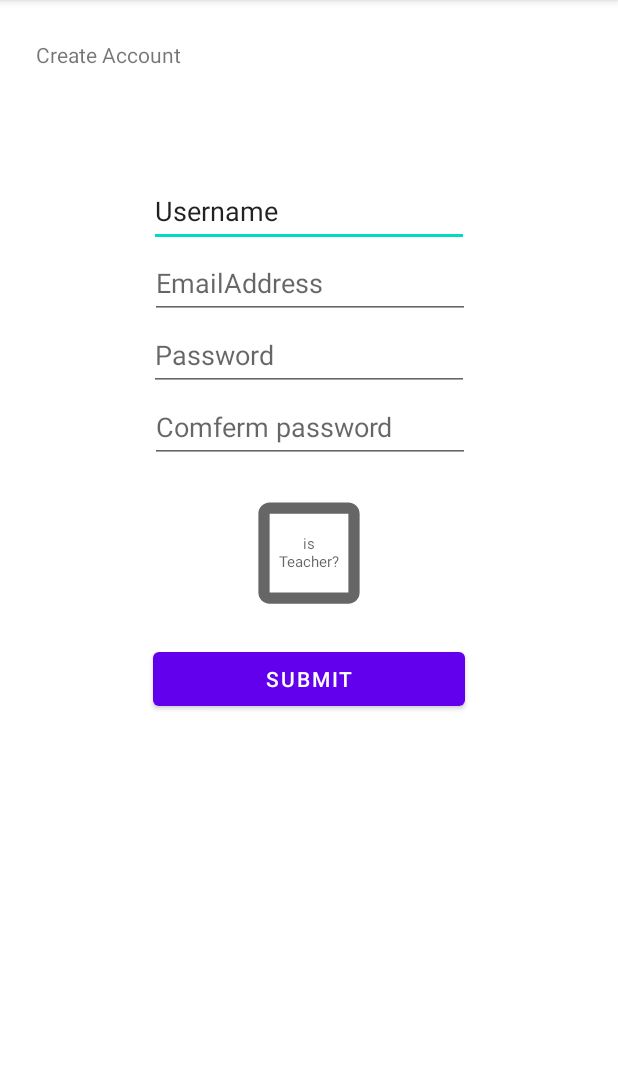
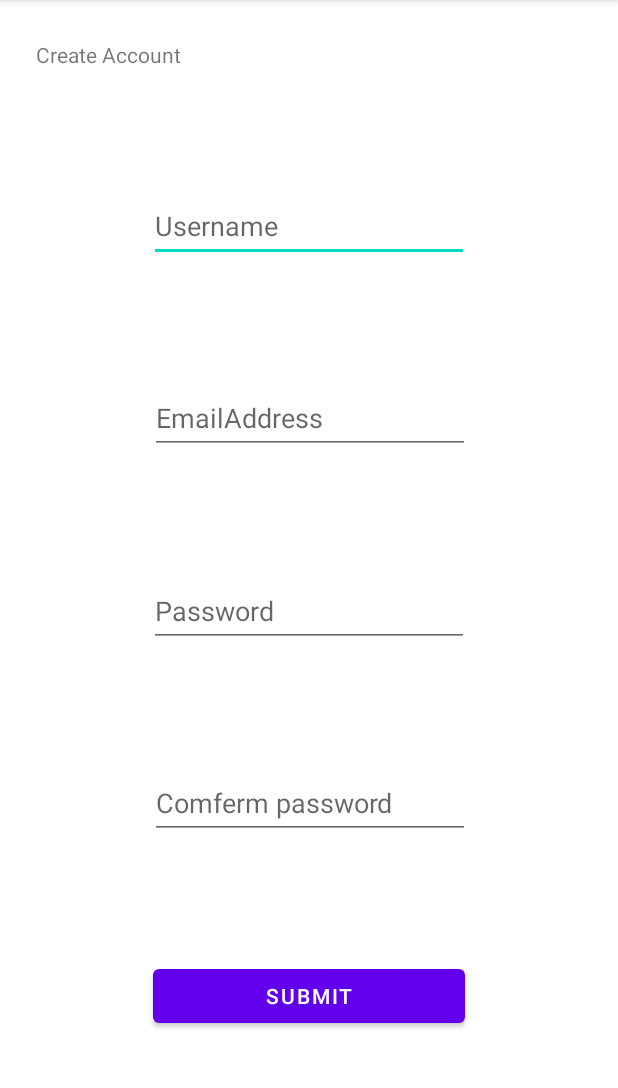
Before and after one commit to FishyShu/cuddly-octo-sniffle, an Android app: the SignupActivity screen opened directly, with no data from a screen before it, on a phone screen of 412 x 824 dp, the part 84-1172 px from its top. Run offline under Robolectric (Android 15) with nearby library versions, the phone set to English and light mode, and no system bars; our stand-ins replace Firebase (no records; nobody signed in at launch, a user with empty details on screens opened directly).

```diff
--- a/app/src/main/java/com/example/cuddly_octo_sniffle/SignupActivity.java
+++ b/app/src/main/java/com/example/cuddly_octo_sniffle/SignupActivity.java
@@ -40,7 +40,7 @@ public class SignupActivity extends AppCompatActivity {
     EditText edSignupPassword;
     EditText edSignupConfirmPassword;
 
-    CheckBox cbSignupIsTeacher;
+    //CheckBox cbSignupIsTeacher;
     Button btnSignupSubmit;
     FirebaseAuth firebaseAuth;
 
@@ -65,7 +65,7 @@ public class SignupActivity extends AppCompatActivity {
         edSignupPassword = findViewById(R.id.ed_signup_password);
         edSignupConfirmPassword = findViewById(R.id.ed_signup_confirm_password);
         btnSignupSubmit = findViewById(R.id.btn_signup_submit);
-        cbSignupIsTeacher = findViewById(R.id.cb_signup_is_teacher);
+        //cbSignupIsTeacher = findViewById(R.id.cb_signup_is_teacher);
     }
 
     private void onClick(View v) {
@@ -73,7 +73,7 @@ public class SignupActivity extends AppCompatActivity {
         String email = edSignupEmail.getText().toString().trim();
         String password = edSignupPassword.getText().toString().trim();
         String confirmPassword = edSignupConfirmPassword.getText().toString().trim();
-        Boolean isTeacher = cbSignupIsTeacher.isChecked();
+        Boolean isTeacher = false; //cbSignupIsTeacher.isChecked();
 
         if (!TextUtils.isEmpty(username)) {
             if (TextUtils.isEmpty(email)) {
--- a/app/src/main/res/layout/activity_main.xml
+++ b/app/src/main/res/layout/activity_main.xml
@@ -159,10 +159,10 @@
         android:text="TEST"
         app:layout_constraintBottom_toBottomOf="parent"
         app:layout_constraintEnd_toEndOf="parent"
-        app:layout_constraintHorizontal_bias="0.043"
+        app:layout_constraintHorizontal_bias="0.074"
         app:layout_constraintStart_toStartOf="parent"
         app:layout_constraintTop_toTopOf="parent"
-        app:layout_constraintVertical_bias="0.67" />
+        app:layout_constraintVertical_bias="0.042" />
 
     <Spinner
         android:id="@+id/spinner_room"
@@ -196,6 +196,7 @@
         android:layout_width="wrap_content"
         android:layout_height="wrap_content"
         android:text=":D"
+        android:alpha="0"
         app:layout_constraintBottom_toBottomOf="parent"
         app:layout_constraintEnd_toEndOf="parent"
         app:layout_constraintHorizontal_bias="0.5"
--- a/app/src/main/res/layout/activity_signup.xml
+++ b/app/src/main/res/layout/activity_signup.xml
@@ -23,14 +23,14 @@
         android:layout_width="wrap_content"
         android:layout_height="wrap_content"
         android:ems="10"
+        android:hint="Username"
         android:inputType="textPersonName"
         android:minHeight="48dp"
-        android:text="Username"
-        app:layout_constraintBottom_toBottomOf="parent"
+        app:layout_constraintBottom_toTopOf="@+id/ed_signup_email"
         app:layout_constraintEnd_toEndOf="parent"
         app:layout_constraintStart_toStartOf="parent"
         app:layout_constraintTop_toBottomOf="@+id/tv_signup_title"
-        app:layout_constraintVertical_bias="0.105" />
+        app:layout_constraintVertical_bias="0.5" />
 
     <EditText
         android:id="@+id/ed_signup_email"
@@ -40,12 +40,12 @@
         android:hint="EmailAddress"
         android:inputType="textEmailAddress"
         android:minHeight="48dp"
-        app:layout_constraintBottom_toBottomOf="parent"
+        app:layout_constraintBottom_toTopOf="@+id/ed_signup_password"
         app:layout_constraintEnd_toEndOf="parent"
         app:layout_constraintHorizontal_bias="0.502"
         app:layout_constraintStart_toStartOf="parent"
         app:layout_constraintTop_toBottomOf="@+id/ed_signup_username"
-        app:layout_constraintVertical_bias="0.0" />
+        app:layout_constraintVertical_bias="0.5" />
 
     <EditText
         android:id="@+id/ed_signup_password"
@@ -55,11 +55,11 @@
         android:hint="Password"
         android:inputType="textPassword"
         android:minHeight="48dp"
-        app:layout_constraintBottom_toBottomOf="parent"
+        app:layout_constraintBottom_toTopOf="@+id/ed_signup_confirm_password"
         app:layout_constraintEnd_toEndOf="parent"
         app:layout_constraintStart_toStartOf="parent"
         app:layout_constraintTop_toBottomOf="@+id/ed_signup_email"
-        app:layout_constraintVertical_bias="0.0" />
+        app:layout_constraintVertical_bias="0.5" />
 
     <EditText
         android:id="@+id/ed_signup_confirm_password"
@@ -69,26 +69,27 @@
         android:hint="Comferm password"
         android:inputType="textPassword"
         android:minHeight="48dp"
-        app:layout_constraintBottom_toBottomOf="parent"
+        app:layout_constraintBottom_toTopOf="@+id/btn_signup_submit"
         app:layout_constraintEnd_toEndOf="parent"
         app:layout_constraintHorizontal_bias="0.502"
         app:layout_constraintStart_toStartOf="parent"
         app:layout_constraintTop_toBottomOf="@+id/ed_signup_password"
-        app:layout_constraintVertical_bias="0.0" />
+        app:layout_constraintVertical_bias="0.5" />
 
     <Button
         android:id="@+id/btn_signup_submit"
         android:layout_width="wrap_content"
         android:layout_height="wrap_content"
+        android:ems="13"
         android:text="Submit"
-        android:ems="13"
         app:layout_constraintBottom_toBottomOf="parent"
         app:layout_constraintEnd_toEndOf="parent"
+        app:layout_constraintHorizontal_bias="0.5"
         app:layout_constraintStart_toStartOf="parent"
-        app:layout_constraintTop_toBottomOf="@+id/cb_signup_is_teacher"
-        app:layout_constraintVertical_bias="0.0" />
+        app:layout_constraintTop_toBottomOf="@+id/ed_signup_confirm_password"
+        app:layout_constraintVertical_bias="0.5" />
 
-    <CheckBox
+    <!--<CheckBox
         android:id="@+id/cb_signup_is_teacher"
         android:layout_width="120dp"
         android:layout_height="120dp"
@@ -106,5 +107,7 @@
         app:layout_constraintHorizontal_bias="0.5"
         app:layout_constraintStart_toStartOf="parent"
         app:layout_constraintTop_toBottomOf="@+id/ed_signup_confirm_password"
-        app:layout_constraintVertical_bias="0.0" />
+        app:layout_constraintVertical_bias="0.0" />-->
+
+
 </androidx.constraintlayout.widget.ConstraintLayout>
```
Also changed, not shown: app/src/main/java/com/example/cuddly_octo_sniffle/MainActivity.java (+56 -28 lines).
